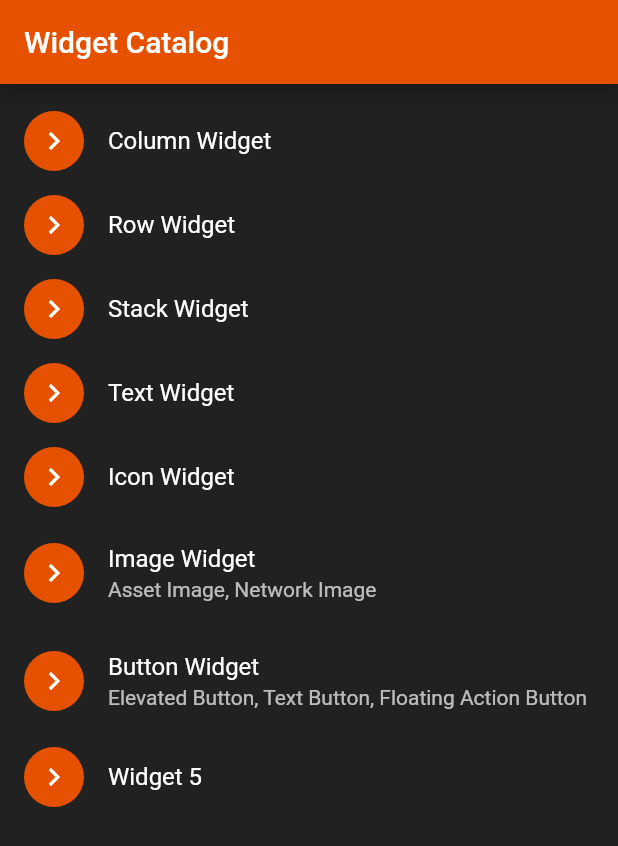
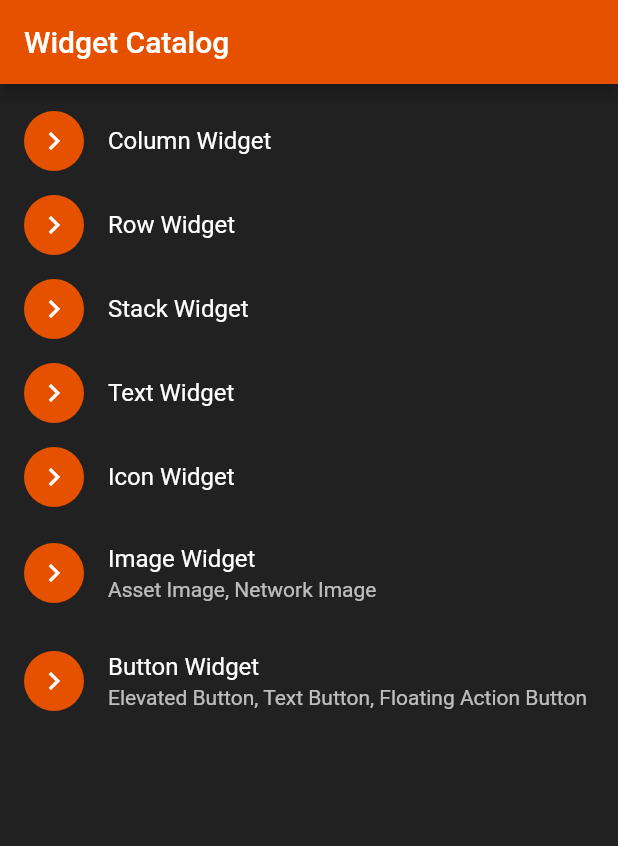
Before and after one commit to ACM-VIT/fludget, a Flutter app: the screen it shows after launch, on a phone screen of 412 x 824 dp. Shown: the top 846 px of the screen. Run offline on Flutter 3.47's test engine with Material 2 defaults, Android fonts, the phone set to English and light mode, and no system bars.

Commit message:
remove widget 5

```diff
--- a/lib/homepage.dart
+++ b/lib/homepage.dart
@@ -170,13 +170,6 @@ class HomePageState extends State<HomePage> {
             );
           },
         ),
-        ListTile(
-          leading: arrow,
-          title: Text(
-            "Widget 5",
-            style: titleStyle,
-          ),
-        ),
       ],
     );
   }
```
